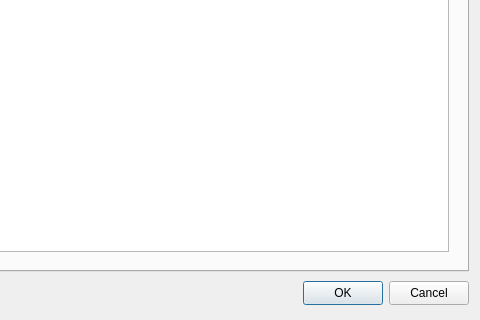
Before: the Qt Designer form Source/Windows/V3DEditor/V3DEdView/V3DEdSettingsView.ui in 4dillusions/V3DEngine, drawn with Qt 5; both pictures show x 544 to 1024 and y 448 to 768 of the 1024 by 768 pixel window.
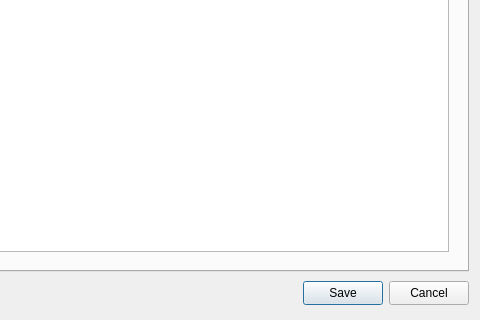
After: the same form once the commit is applied.

```diff
--- a/Source/Windows/V3DEditor/V3DEdView/V3DEdSettingsView.ui
+++ b/Source/Windows/V3DEditor/V3DEdView/V3DEdSettingsView.ui
@@ -203,7 +203,7 @@
         </size>
        </property>
        <property name="text">
-        <string>OK</string>
+        <string>Save</string>
        </property>
       </widget>
      </item>
```
Left out of the diff: 39 changed lines with no effect on the pictures.
